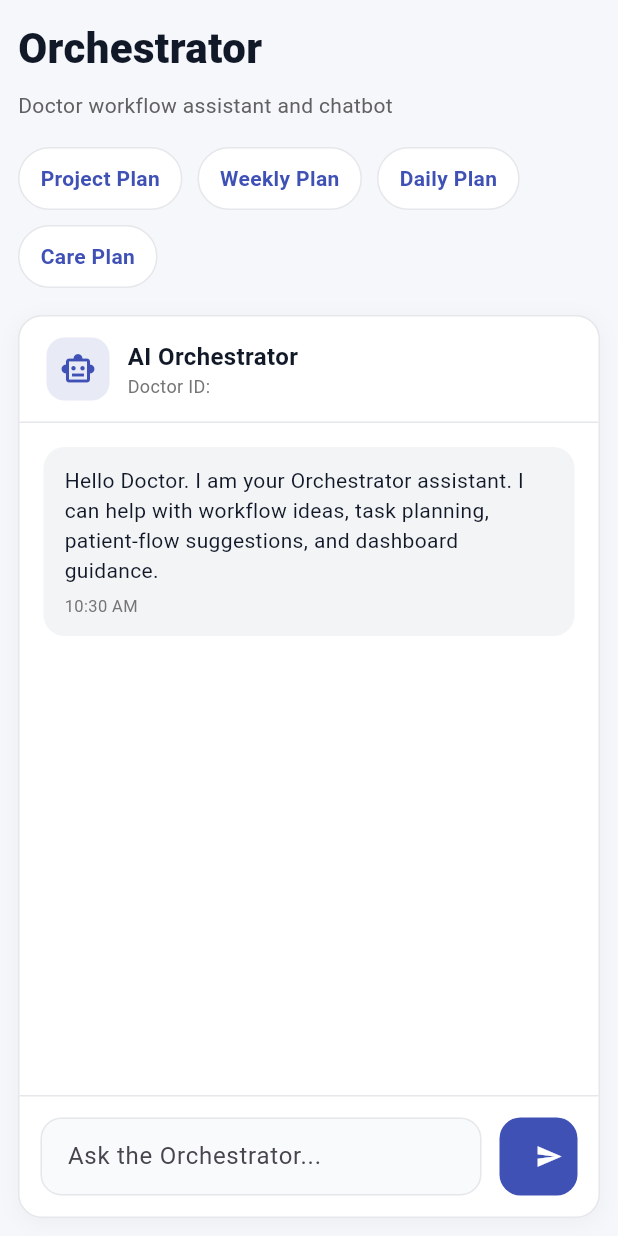
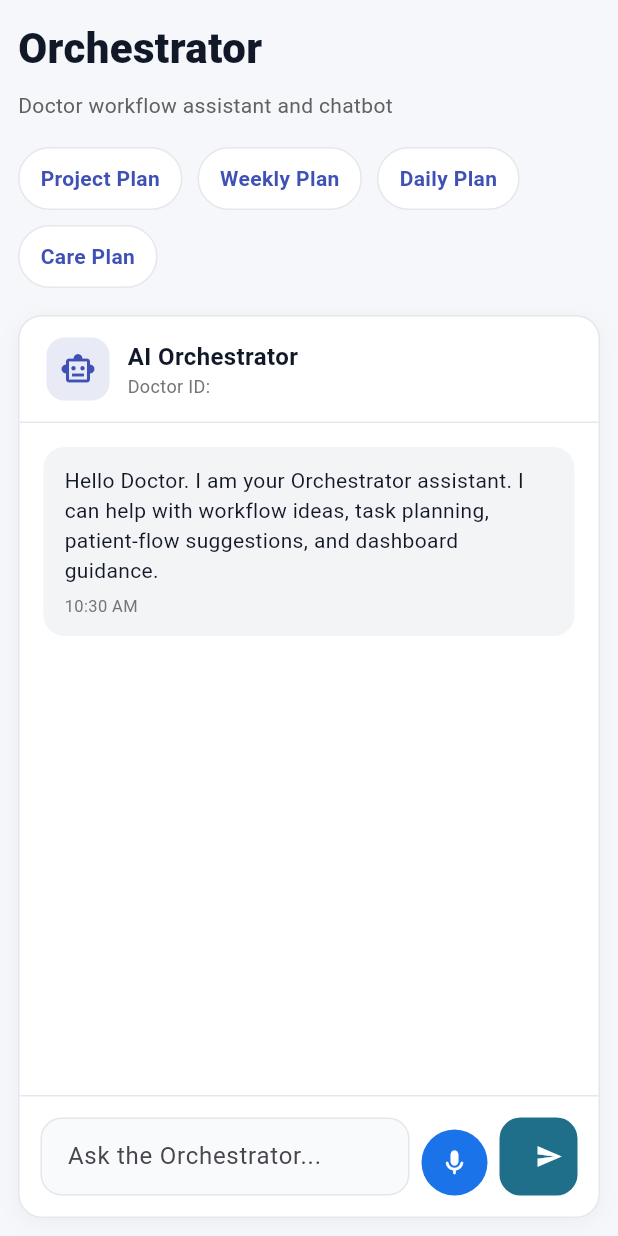
Before and after one commit to Rachit2030/ehosptal_flutter_revamp, a Flutter app: the OrchestratorChatScreen screen opened directly with empty values, on a phone screen of 412 x 824 dp. Run offline on Flutter 3.47's test engine with Material 3 defaults, Android fonts, the phone set to English and light mode, and no system bars; our stand-ins replace flutter_dotenv, flutter_svg, permission_handler, table_calendar; missing offline and left inert: dart:html, record.

Commit message:
voiceover implementation

```diff
--- /dev/null
+++ b/lib/Service/recorder/recorder_stub.dart
@@ -0,0 +1,6 @@
+// lib/Service/recorder/recorder_stub.dart
+import 'recorder_interface.dart';
+
+AudioRecorderInterface createRecorder() => throw UnsupportedError(
+  'createRecorder() not supported on this platform',
+);
--- a/lib/View/Screens/Orchestrator_Chat_Screen.dart
+++ b/lib/View/Screens/Orchestrator_Chat_Screen.dart
@@ -3,6 +3,11 @@ import 'package:flutter/material.dart';
 
 import 'package:ehosptal_flutter_revamp/Service/API_service.dart';
 import 'package:ehosptal_flutter_revamp/Service/session_storage.dart';
+
+import 'package:ehosptal_flutter_revamp/Service/stt_service.dart';
+import 'package:ehosptal_flutter_revamp/View/Widgets/voice_input_button.dart';
+
+import 'package:flutter_dotenv/flutter_dotenv.dart';
 
 class OrchestratorChatScreen extends StatefulWidget {
   final String doctorId;
@@ -19,6 +24,7 @@ class OrchestratorChatScreen extends StatefulWidget {
 class _OrchestratorChatScreenState extends State<OrchestratorChatScreen> {
   final TextEditingController _messageController = TextEditingController();
   final ScrollController _scrollController = ScrollController();
+  late final SttService _sttService;
 
   static const String _sessionKeyPrefix = "orchestrator_chat_v2_";
 
@@ -40,6 +46,7 @@ class _OrchestratorChatScreenState extends State<OrchestratorChatScreen> {
 @override
 void initState() {
   super.initState();
+  _sttService = SttService(apiKey: dotenv.env['OPENAI_API_KEY'] ?? '');
   _loadSessionHistory();
 }
 
@@ -50,8 +57,8 @@ class _OrchestratorChatScreenState extends State<OrchestratorChatScreen> {
     super.dispose();
   }
 
-  Future<void> _sendMessage() async {
-    final text = _messageController.text.trim();
+Future<void> _sendMessage([String? overrideText]) async {
+  final text = (overrideText ?? _messageController.text).trim(); // 👈
   if (text.isEmpty || _isSending) return;
 
     setState(() {
@@ -394,14 +401,23 @@ class _OrchestratorChatScreenState extends State<OrchestratorChatScreen> {
                                     ),
                                   ),
                                 ),
-                                const SizedBox(width: 12),
+                                const SizedBox(width: 8),
+                                // 👇 only new widget
+                                VoiceInputButton(
+                                  sttService: _sttService,
+                                  textController: _messageController,
+                                  onTranscribed: (transcript) {
+                                    _sendMessage(transcript); // 👈 pass directly, skip the controller
+                                  },
+                                ),
+                                const SizedBox(width: 8),
                                 SizedBox(
                                   height: 52,
                                   width: 52,
                                   child: ElevatedButton(
-                                    onPressed: _isSending ? null : _sendMessage,
+                                    onPressed: _isSending ? null : () => _sendMessage(),
                                     style: ElevatedButton.styleFrom(
-                                      backgroundColor: primary,
+                                      backgroundColor: const Color(0xFF1F6F8B),
                                       foregroundColor: Colors.white,
                                       elevation: 0,
                                       shape: RoundedRectangleBorder(
--- /dev/null
+++ b/lib/View/Widgets/voice_input_button.dart
@@ -0,0 +1,125 @@
+import 'package:flutter/foundation.dart';
+import 'package:flutter/material.dart';
+import 'dart:typed_data';
+
+import '../../Service/stt_service.dart';
+import '../../Service/recorder/recorder_stub.dart'
+    if (dart.library.io) '../../Service/recorder/recorder_native.dart'
+    if (dart.library.html) '../../Service/recorder/recorder_web.dart';
+
+class VoiceInputButton extends StatefulWidget {
+  final SttService sttService;
+  final TextEditingController textController;
+  final void Function(String transcript)? onTranscribed;
+
+  const VoiceInputButton({
+    super.key,
+    required this.sttService,
+    required this.textController,
+    this.onTranscribed,
+  });
+
+  @override
+  State<VoiceInputButton> createState() => _VoiceInputButtonState();
+}
+
+class _VoiceInputButtonState extends State<VoiceInputButton>
+    with SingleTickerProviderStateMixin {
+  final _recorder = createRecorder();
+  bool _isListening = false;
+  bool _isProcessing = false;
+  late AnimationController _pulse;
+
+  @override
+  void initState() {
+    super.initState();
+    _pulse = AnimationController(
+      vsync: this,
+      duration: const Duration(milliseconds: 800),
+    )..repeat(reverse: true);
+  }
+
+  Future<void> _start() async {
+    final granted = await _recorder.requestPermission();
+    if (!granted) {
+      if (mounted) {
+        ScaffoldMessenger.of(context).showSnackBar(
+          const SnackBar(content: Text('Microphone permission denied')),
+        );
+      }
+      return;
+    }
+    await _recorder.startRecording();
+    setState(() => _isListening = true);
+  }
+
+  Future<void> _stop() async {
+    setState(() { _isListening = false; _isProcessing = true; });
+
+    try {
+      final result = await _recorder.stopRecording();
+      final transcript = kIsWeb
+          ? await widget.sttService.transcribeBytes(result as Uint8List)
+          : await widget.sttService.transcribeFile(result as String);
+
+      if (transcript != null && transcript.isNotEmpty) {
+        widget.textController.text = transcript;
+        widget.onTranscribed?.call(transcript);
+      }
+    } catch (e) {
+      if (mounted) {
+        ScaffoldMessenger.of(context).showSnackBar(
+          SnackBar(content: Text('Voice input failed: $e')),
+        );
+      }
+    } finally {
+      if (mounted) setState(() => _isProcessing = false);
+    }
+  }
+
+  @override
+  void dispose() {
+    _recorder.dispose();
+    _pulse.dispose();
+    super.dispose();
+  }
+
+  @override
+  Widget build(BuildContext context) {
+    if (_isProcessing) {
+      return const SizedBox(
+        width: 44, height: 44,
+        child: Padding(
+          padding: EdgeInsets.all(10),
+          child: CircularProgressIndicator(strokeWidth: 2),
+        ),
+      );
+    }
+
+    return GestureDetector(
+      onTapDown: kIsWeb ? null : (_) => _start(),
+      onTapUp:   kIsWeb ? null : (_) => _stop(),
+      onTap:     kIsWeb ? (_isListening ? _stop : _start) : null,
+      child: AnimatedBuilder(
+        animation: _pulse,
+        builder: (_, __) => Transform.scale(
+          scale: _isListening ? 1.0 + _pulse.value * 0.12 : 1.0,
+          child: Container(
+            width: 44, height: 44,
+            decoration: BoxDecoration(
+              shape: BoxShape.circle,
+              color: _isListening ? Colors.red.shade500 : const Color(0xFF1A73E8),
+              boxShadow: _isListening
+                  ? [BoxShadow(color: Colors.red.withOpacity(0.35), blurRadius: 10, spreadRadius: 3)]
+                  : [],
+            ),
+            child: Icon(
+              _isListening ? Icons.stop_rounded : Icons.mic_rounded,
+              color: Colors.white, size: 20,
+            ),
+          ),
+        ),
+      ),
+    );
+  }
+}
--- a/lib/main.dart
+++ b/lib/main.dart
@@ -1,7 +1,10 @@
 import 'package:ehosptal_flutter_revamp/View/Screens/Login_Screen.dart';
 import 'package:flutter/material.dart';
+import 'package:flutter_dotenv/flutter_dotenv.dart';
 
-void main() {
+void main() async {
+  WidgetsFlutterBinding.ensureInitialized();
+  await dotenv.load(fileName: 'assets/.env');
   runApp(const MyApp());
 }
 
--- a/pubspec.yaml
+++ b/pubspec.yaml
@@ -33,6 +33,10 @@ dependencies:
   http: ^1.2.0
   flutter_svg: ^2.0.9
   table_calendar: ^3.0.9
+  record: ^5.1.2              # mic recording on iOS/Android
+  path_provider: ^2.1.0       # temp file path for audio
+  permission_handler: ^11.3.0 # mic permission
+  flutter_dotenv: ^5.1.0
 
   # The following adds the Cupertino Icons font to your application.
   # Use with the CupertinoIcons class for iOS style icons.
@@ -67,6 +71,7 @@ flutter:
     - assets/doctors_illustration.png
     - assets/data/
     - assets/data/bills.json
+    - assets/.env
 
   # An image asset can refer to one or more resolution-specific "variants", see
   # https://flutter.dev/to/resolution-aware-images
```
Also changed, not shown: lib/Service/recorder/recorder_interface.dart (added, +8 -0 lines), lib/Service/recorder/recorder_native.dart (added, +31 -0 lines), lib/Service/recorder/recorder_web.dart (added, +58 -0 lines), lib/Service/stt_service.dart (added, +47 -0 lines), lib/View/Screens/Orchestrator_Screen.dart (+23 -10 lines), 7 other files. Lines whose indentation alone changed are shown as unchanged.
